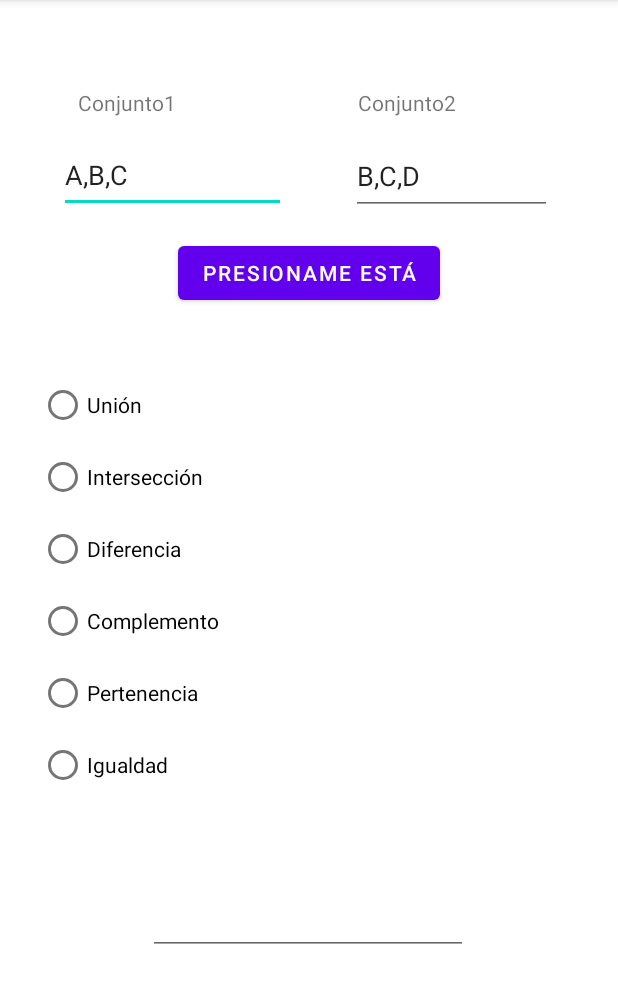
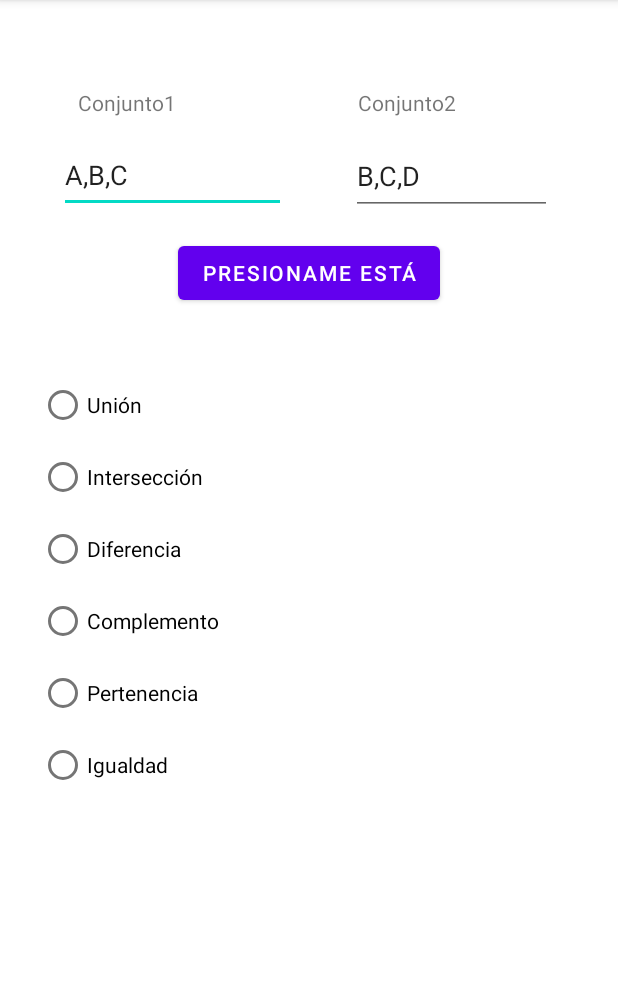
Before and after one commit to xXCassX/ProyectoU3, an Android app: the screen it shows after launch (MainActivity), on a phone screen of 412 x 824 dp, the part 84-1087 px from its top. Run offline under Robolectric (Android 15) with nearby library versions, the phone set to English and light mode, and no system bars.

Commit message:
Cambios
equizde

```diff
--- a/app/src/main/java/com/example/proyectou3/MainActivity.java
+++ b/app/src/main/java/com/example/proyectou3/MainActivity.java
@@ -9,6 +9,7 @@ import android.widget.Button;
 import android.widget.EditText;
 import android.widget.RadioButton;
 import android.widget.RadioGroup;
+import android.widget.TextView;
 import android.widget.Toast;
 
 import java.util.ArrayList;
@@ -19,12 +20,12 @@ import java.util.TreeSet;
 
 public class MainActivity extends AppCompatActivity implements View.OnClickListener{
     Button botones;
-    EditText texto1, texto2, txtResultado;
+    EditText texto1, texto2;
+    TextView txtResultado;
     RadioButton ra1, ra2, ra3, ra4, ra5, ra6;
     RadioGroup ra;
     String[] conjunto1, conjunto2;
     List<String> resultado;
-    //ghfghfgh
 
     @Override
     protected void onCreate(Bundle savedInstanceState) {
@@ -35,7 +36,7 @@ public class MainActivity extends AppCompatActivity implements View.OnClickListe
         texto1 = (EditText) findViewById(R.id.c1);
         texto2 = (EditText) findViewById(R.id.c2);
 
-        txtResultado = (EditText) findViewById(R.id.resultados);
+        txtResultado = (TextView) findViewById(R.id.resultados);
         ra = (RadioGroup) findViewById(R.id.gruporadio);
         ra1 = (RadioButton) findViewById(R.id.Union);
         ra2 = (RadioButton) findViewById(R.id.Interseccion);
--- a/app/src/main/res/layout/activity_main.xml
+++ b/app/src/main/res/layout/activity_main.xml
@@ -109,15 +109,13 @@
             android:text="Igualdad" />
     </RadioGroup>
 
-    <EditText
+    <TextView
         android:id="@+id/resultados"
-        android:layout_width="wrap_content"
-        android:layout_height="wrap_content"
-        android:layout_marginTop="56dp"
-        android:ems="10"
-        android:inputType="textPersonName"
+        android:layout_width="251dp"
+        android:layout_height="57dp"
+        android:layout_marginTop="44dp"
         app:layout_constraintEnd_toEndOf="parent"
-        app:layout_constraintHorizontal_bias="0.497"
         app:layout_constraintStart_toStartOf="parent"
         app:layout_constraintTop_toBottomOf="@+id/gruporadio" />
+
 </androidx.constraintlayout.widget.ConstraintLayout>
```
